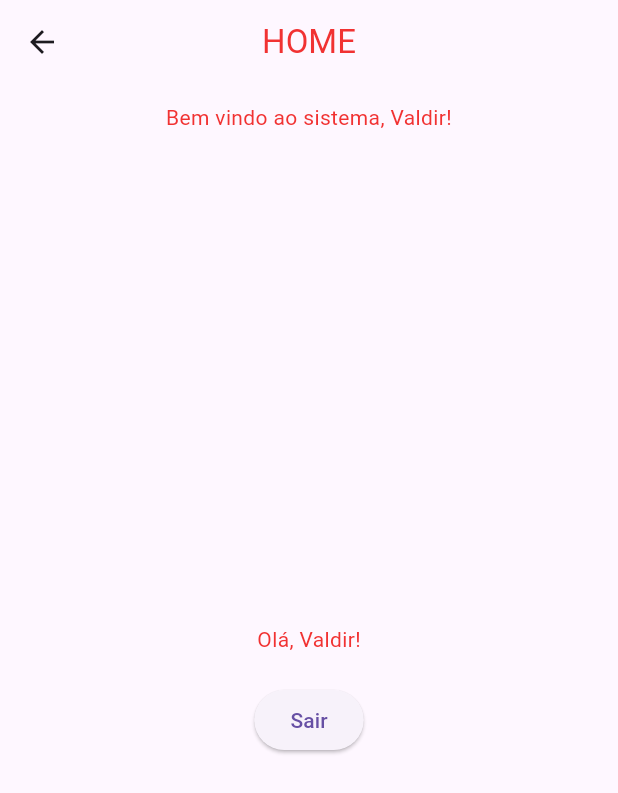
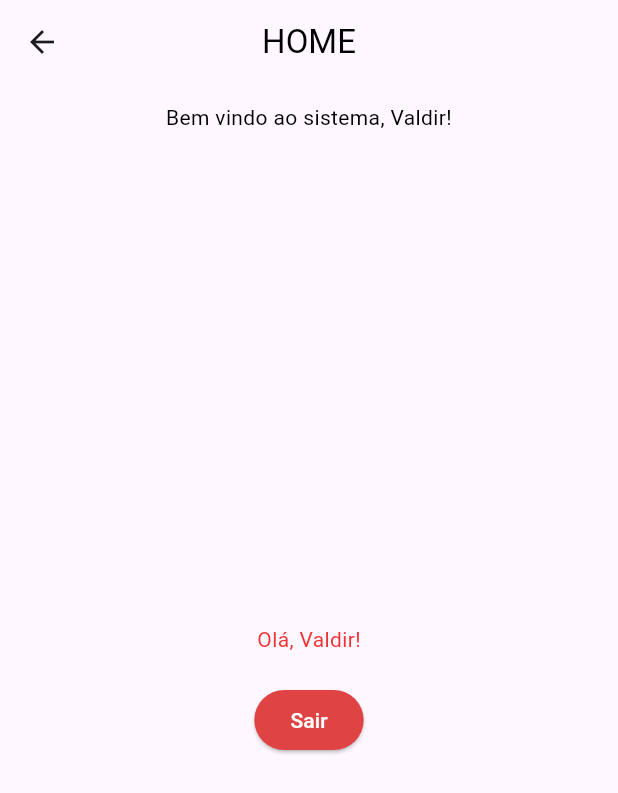
Before and after one commit to febzr/proj-dsi, a Flutter app: the HomePage screen opened by its route, on a phone screen of 412 x 824 dp. Shown: the top 793 px of the screen. Run offline on Flutter 3.47's test engine with Material 3 defaults, Android fonts, the phone set to English and light mode, and no system bars.

Commit message:
home_nova

```diff
--- a/cardiocare/lib/home.dart
+++ b/cardiocare/lib/home.dart
@@ -7,7 +7,8 @@ class HomePage extends StatelessWidget {
   Widget build(BuildContext context) {
     return Scaffold(
       appBar: AppBar(
-        title: const Text('HOME', style: TextStyle(color: Color(0xFFF13232))),
+        title: const Text('HOME',
+            style: TextStyle(color: Color.fromARGB(255, 0, 0, 0))),
         centerTitle: true,
         bottom: const PreferredSize(
           preferredSize: Size.fromHeight(40),
@@ -16,7 +17,7 @@ class HomePage extends StatelessWidget {
             child: Text(
               'Bem vindo ao sistema, Valdir!',
               textAlign: TextAlign.center,
-              style: TextStyle(color: Color(0xFFF13232)),
+              style: TextStyle(color: Color.fromARGB(255, 0, 0, 0)),
             ),
           ),
         ),
@@ -36,6 +37,12 @@ class HomePage extends StatelessWidget {
                 onPressed: () {
                   Navigator.pop(context);
                 },
+                style: ButtonStyle(
+                  backgroundColor:
+                      MaterialStateProperty.all<Color>(const Color(0xFFDF4343)),
+                  foregroundColor:
+                      MaterialStateProperty.all<Color>(Colors.white),
+                ),
                 child: const Text('Sair'),
               ),
             ],
```
